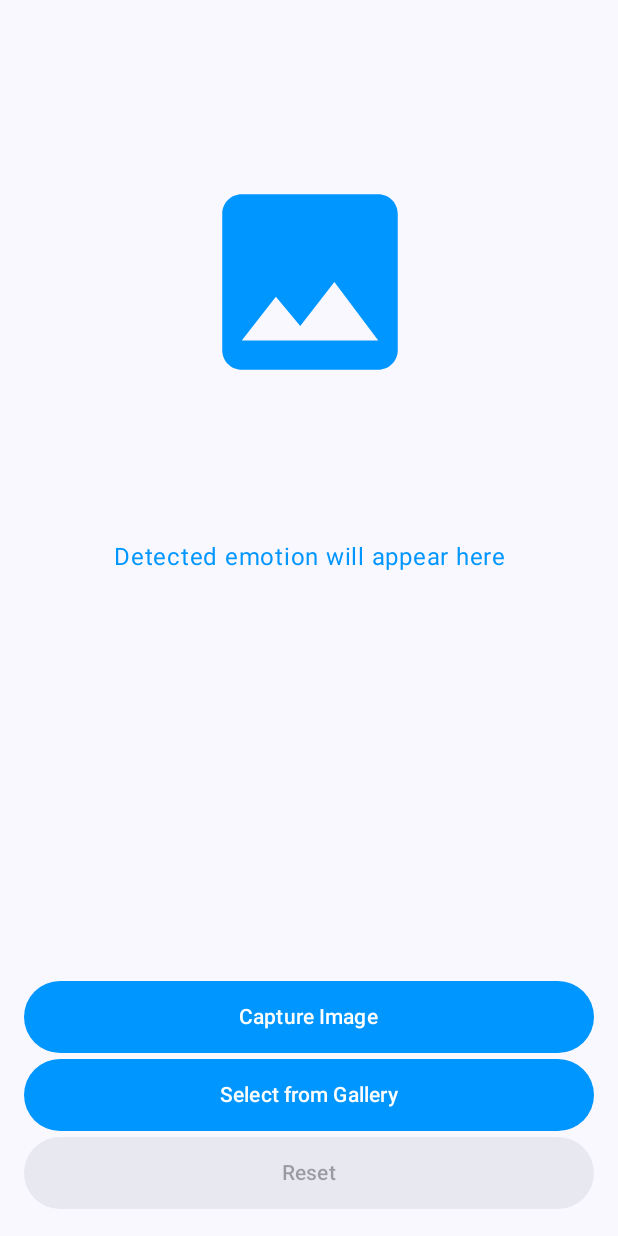
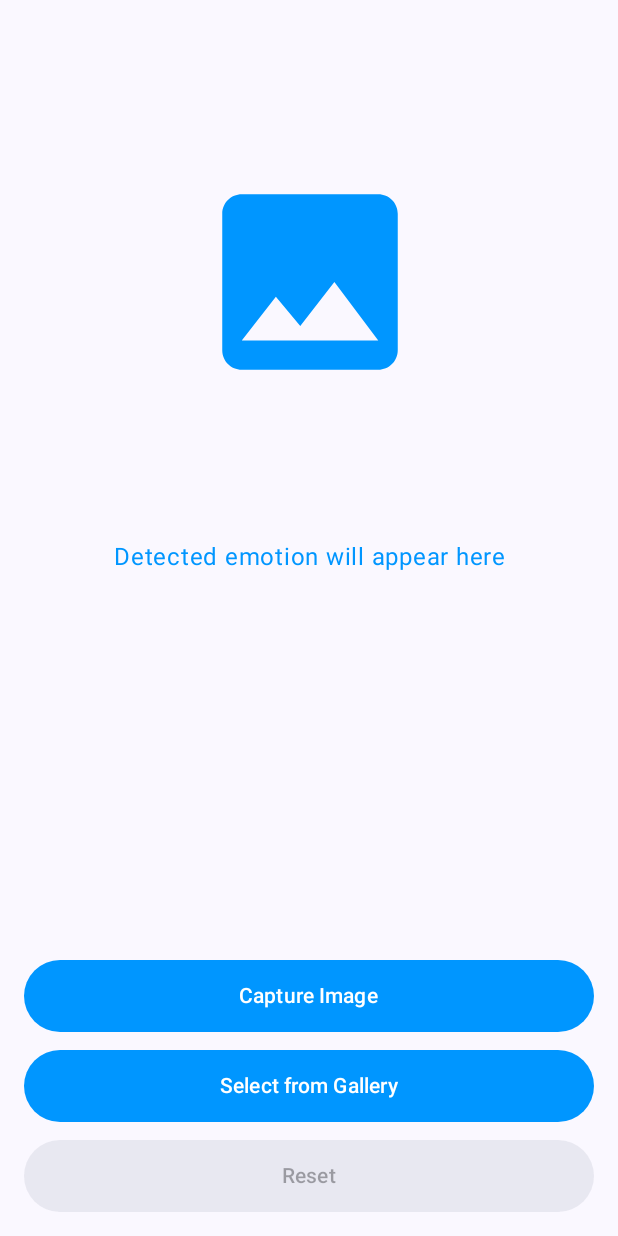
Before and after one commit to MohitGuptaC/emotion-detection, an Android app built with Jetpack Compose: the screen it shows after launch (MainActivity), on a phone screen of 412 x 824 dp. Run offline under Robolectric (Android 15) with nearby library versions, the phone set to English and light mode, and no system bars; libraries missing offline, so code that uses them is left out: com.google.mlkit.vision, org.tensorflow.lite.

Commit message:
Fixing button spacing issue

```diff
--- a/app/src/main/java/com/example/emotiondetection/ui/MainScreen.kt
+++ b/app/src/main/java/com/example/emotiondetection/ui/MainScreen.kt
@@ -5,11 +5,13 @@ import androidx.compose.foundation.Image
 import androidx.compose.foundation.layout.Arrangement
 import androidx.compose.foundation.layout.Box
 import androidx.compose.foundation.layout.Column
+import androidx.compose.foundation.layout.Spacer
 import androidx.compose.foundation.layout.WindowInsets
 import androidx.compose.foundation.layout.asPaddingValues
 import androidx.compose.foundation.layout.fillMaxSize
 import androidx.compose.foundation.layout.fillMaxWidth
 import androidx.compose.foundation.layout.height
+import androidx.compose.foundation.layout.navigationBars
 import androidx.compose.foundation.layout.padding
 import androidx.compose.foundation.layout.statusBars
 import androidx.compose.material3.Button
@@ -29,12 +31,15 @@ import androidx.compose.ui.unit.dp
 import androidx.compose.ui.unit.sp
 import com.example.emotiondetection.R
 import com.example.emotiondetection.ui.theme.AppColors
+import java.util.Locale
 
 @Composable
 fun MainScreen(
     state: MainScreenState,
     onEvent: (MainScreenEvent) -> Unit
 ) {
+    val navigationBarsInsets = WindowInsets.navigationBars
+
     Surface(
         modifier = Modifier.fillMaxSize(),
         color = MaterialTheme.colorScheme.background
@@ -98,7 +103,7 @@ fun MainScreen(
 
                         state.lastConfidence?.let { confidence ->
                             Text(
-                                text = "Confidence: ${String.format("%.1f%%", confidence * 100)}",
+                                text = "Confidence: ${String.format(Locale.getDefault(), "%.1f%%", confidence * 100)}",
                                 color = MaterialTheme.colorScheme.onSurface.copy(alpha = 0.7f),
                                 textAlign = TextAlign.Center,
                                 fontSize = 14.sp,
@@ -113,7 +118,8 @@ fun MainScreen(
             Column(
                 modifier = Modifier
                     .fillMaxWidth()
-                    .weight(0.4f),
+                    .weight(0.4f)
+                    .padding(bottom = navigationBarsInsets.asPaddingValues().calculateBottomPadding()),
                 verticalArrangement = Arrangement.Bottom
             ) {
                 // Capture Image Button
@@ -122,11 +128,15 @@ fun MainScreen(
                     onClick = { onEvent(MainScreenEvent.CaptureImage) }
                 )
 
+                Spacer(modifier = Modifier.height(12.dp))
+
                 // Select from Gallery Button
                 SelectFromGalleryButton(
                     enabled = !state.isLoading,
                     onClick = { onEvent(MainScreenEvent.SelectFromGallery) }
                 )
+
+                Spacer(modifier = Modifier.height(12.dp))
 
                 // Reset Button
                 ResetButton(
@@ -192,7 +202,6 @@ private fun ActionButton(
         ),
         modifier = Modifier
             .fillMaxWidth()
-            .padding(vertical = 2.dp)
             .height(48.dp)
     ) {
         Text(
```
